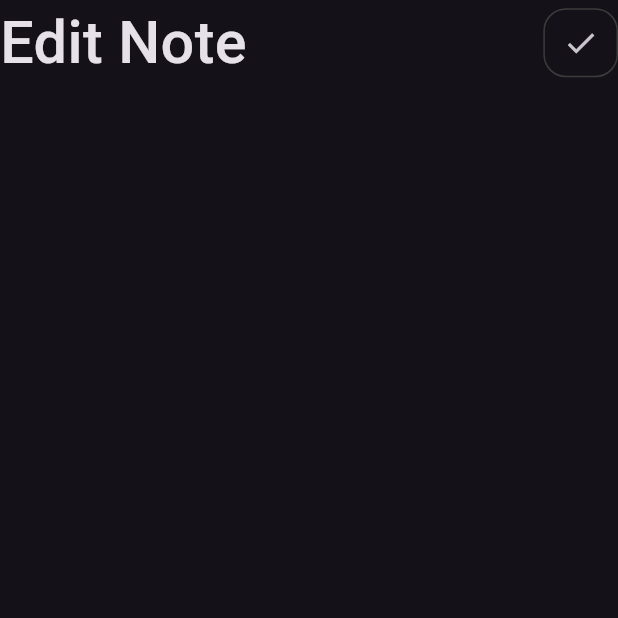
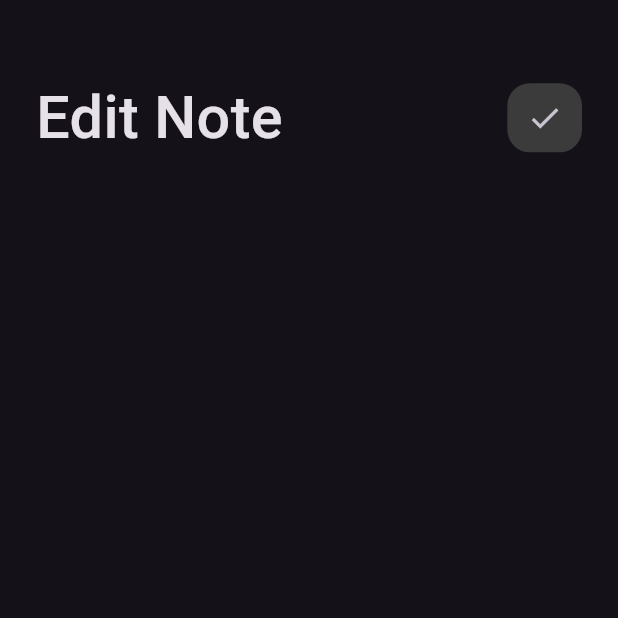
Before and after one commit to FayesSabry/notes_app, a Flutter app: the EditView screen opened by its route, on a phone screen of 412 x 824 dp, the top half of it. Run offline on Flutter 3.47's test engine with Material 3 defaults, Android fonts, the phone set to English and light mode, and no system bars; our stand-ins replace flutter_screenutil, go_router, google_fonts.

Commit message:
add custom app bar to edit view

```diff
--- a/lib/views/edit_view.dart
+++ b/lib/views/edit_view.dart
@@ -6,6 +6,6 @@ class EditView extends StatelessWidget {
 
   @override
   Widget build(BuildContext context) {
-    return const SafeArea(child: Scaffold(body: EditViewBody()));
+    return const Scaffold(body: EditViewBody());
   }
 }
--- a/lib/widgets/custom_app_bar.dart
+++ b/lib/widgets/custom_app_bar.dart
@@ -15,7 +15,7 @@ class CustomAppBar extends StatelessWidget {
           text,
           style: TextStyle(fontSize: 43.sp, fontWeight: FontWeight.w500),
         ),
-        CustomSearchIcon(icon: Icon(icon)),
+        CustomIcon(icon: Icon(icon)),
       ],
     );
   }
--- a/lib/widgets/custom_search_icon.dart
+++ b/lib/widgets/custom_search_icon.dart
@@ -1,8 +1,8 @@
 import 'package:flutter/material.dart';
 import 'package:flutter_screenutil/flutter_screenutil.dart';
 
-class CustomSearchIcon extends StatelessWidget {
-  const CustomSearchIcon({super.key, required this.icon});
+class CustomIcon extends StatelessWidget {
+  const CustomIcon({super.key, required this.icon});
   final Widget icon;
   @override
   Widget build(BuildContext context) {
@@ -10,13 +10,11 @@ class CustomSearchIcon extends StatelessWidget {
       width: 50.w,
       height: 50.h,
       decoration: BoxDecoration(
+        color: const Color(0xff3B3B3B),
         border: Border.all(color: const Color(0xff3B3B3B)),
         borderRadius: BorderRadius.circular(15),
       ),
-      child: IconButton(
-        onPressed: () {},
-        icon: icon,
-      ),
+      child: IconButton(onPressed: () {}, icon: icon),
     );
   }
 }
--- a/lib/widgets/edit_view_body.dart
+++ b/lib/widgets/edit_view_body.dart
@@ -6,8 +6,14 @@ class EditViewBody extends StatelessWidget {
 
   @override
   Widget build(BuildContext context) {
-    return const Column(
-      children: [CustomAppBar(text: 'Edit Note', icon: (Icons.done))],
+    return const Padding(
+      padding: EdgeInsets.symmetric(horizontal: 24.0),
+      child: Column(
+        children: [
+          SizedBox(height: 50),
+          CustomAppBar(text: 'Edit Note', icon: (Icons.done)),
+        ],
+      ),
     );
   }
 }
```
